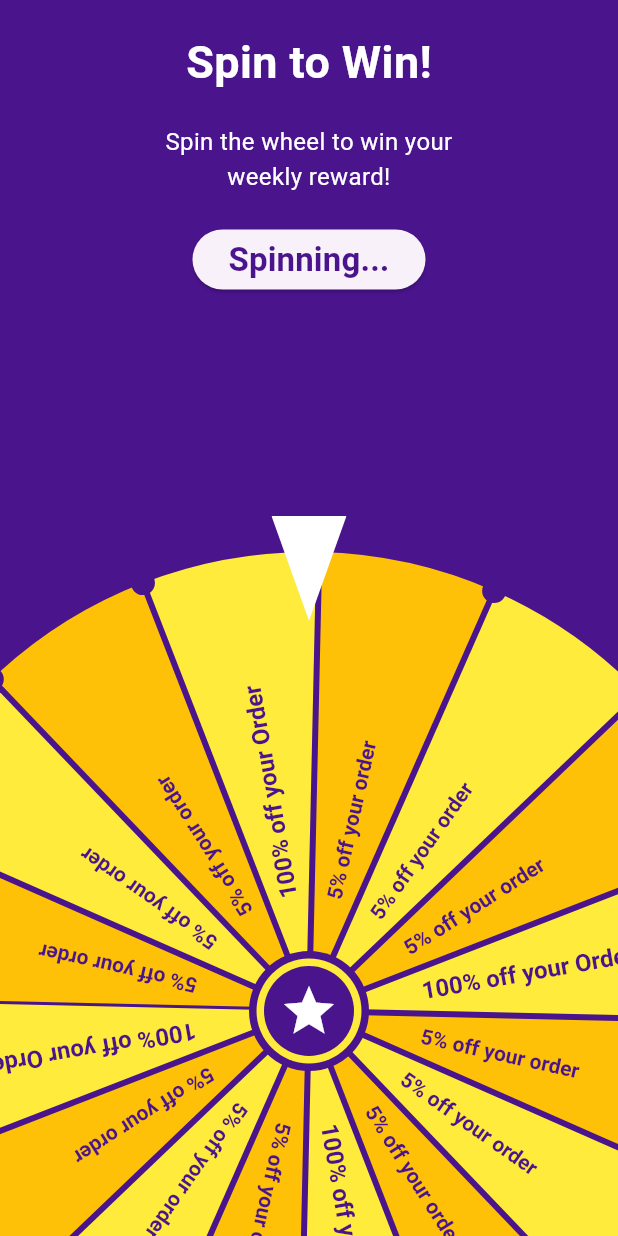
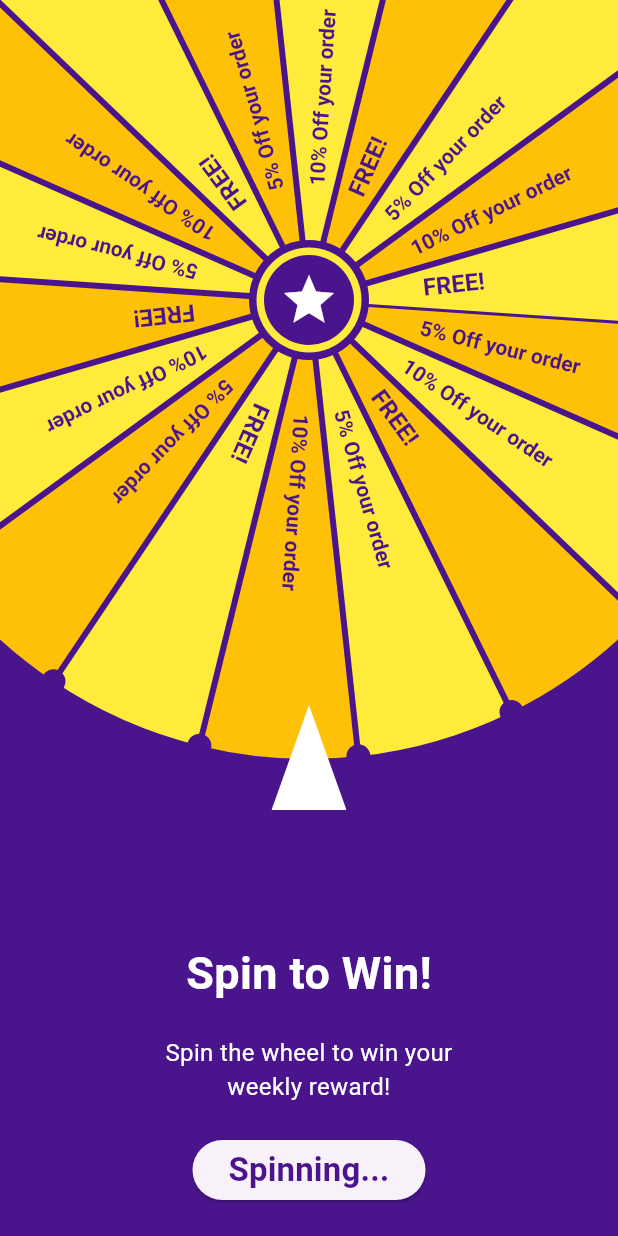
Before and after one commit to dharmikDDS/spin_wheel, a Flutter app: the screen it shows after launch, after a tap on "SPIN!", on a phone screen of 412 x 824 dp. Run offline on Flutter 3.47's test engine with Material 3 defaults, Android fonts, the phone set to English and light mode, and no system bars.

Commit message:
move the wheel to top

```diff
--- a/lib/prize_item_model.dart
+++ b/lib/prize_item_model.dart
@@ -27,3 +27,114 @@ extension PrizeItemToPaint on PrizeItem {
 
   Color get bgColor => (index + 1) % 2 == 0 ? secondaryColor : yellowStatColor;
 }
+
+final dummyPrizes = [
+  PrizeItem(
+    index: 0,
+    label: '5% Off your order',
+    probability: 1,
+    type: PrizeItemType.guaranteed,
+  ),
+  PrizeItem(
+    index: 1,
+    label: '10% Off your order',
+    probability: .75,
+    type: PrizeItemType.guaranteed,
+  ),
+  PrizeItem(
+    index: 2,
+    label: 'FREE!',
+    probability: 0,
+    type: PrizeItemType.special,
+  ),
+  PrizeItem(
+    index: 3,
+    label: '5% Off your order',
+    probability: 1,
+    type: PrizeItemType.guaranteed,
+  ),
+  PrizeItem(
+    index: 4,
+    label: '10% Off your order',
+    probability: .75,
+    type: PrizeItemType.guaranteed,
+  ),
+  PrizeItem(
+    index: 5,
+    label: 'FREE!',
+    probability: 0,
+    type: PrizeItemType.special,
+  ),
+  PrizeItem(
+    index: 6,
+    label: '5% Off your order',
+    probability: 1,
+    type: PrizeItemType.guaranteed,
+  ),
+  PrizeItem(
+    index: 7,
+    label: '10% Off your order',
+    probability: .75,
+    type: PrizeItemType.guaranteed,
+  ),
+  PrizeItem(
+    index: 8,
+    label: 'FREE!',
+    probability: 0,
+    type: PrizeItemType.special,
+  ),
+  PrizeItem(
+    index: 9,
+    label: '5% Off your order',
+    probability: 1,
+    type: PrizeItemType.guaranteed,
+  ),
+  PrizeItem(
+    index: 10,
+    label: '10% Off your order',
+    probability: .75,
+    type: PrizeItemType.guaranteed,
+  ),
+  PrizeItem(
+    index: 11,
+    label: 'FREE!',
+    probability: 0,
+    type: PrizeItemType.special,
+  ),
+  PrizeItem(
+    index: 12,
+    label: '5% Off your order',
+    probability: 1,
+    type: PrizeItemType.guaranteed,
+  ),
+  PrizeItem(
+    index: 13,
+    label: '10% Off your order',
+    probability: .75,
+    type: PrizeItemType.guaranteed,
+  ),
+  PrizeItem(
+    index: 14,
+    label: 'FREE!',
+    probability: 0,
+    type: PrizeItemType.special,
+  ),
+  PrizeItem(
+    index: 15,
+    label: '5% Off your order',
+    probability: 1,
+    type: PrizeItemType.guaranteed,
+  ),
+  PrizeItem(
+    index: 16,
+    label: '10% Off your order',
+    probability: .75,
+    type: PrizeItemType.guaranteed,
+  ),
+  PrizeItem(
+    index: 17,
+    label: 'FREE!',
+    probability: 0,
+    type: PrizeItemType.special,
+  )
+];
--- a/lib/spin_wheel_controller.dart
+++ b/lib/spin_wheel_controller.dart
@@ -1,4 +1,5 @@
 import 'dart:math';
+import 'dart:developer' as d;
 
 import 'package:flutter/material.dart';
 import 'package:spin_wheel/prize_item_model.dart';
@@ -32,22 +33,8 @@ class SpinWheelController extends ChangeNotifier {
     notifyListeners();
   }
 
-  void initPrizes({
-    required String guaranteedPrize,
-    required String specialPrize,
-  }) {
-    _prizes = List.generate(
-      16,
-      (i) {
-        final bool isSpecial = (i + 1) % 4 == 0;
-        return PrizeItem(
-          index: i,
-          label: isSpecial ? specialPrize : guaranteedPrize,
-          probability: isSpecial ? 0 : .75,
-          type: isSpecial ? PrizeItemType.special : PrizeItemType.guaranteed,
-        );
-      },
-    );
+  void initPrizes(List<PrizeItem> prizes) {
+    _prizes = prizes;
     notifyListeners();
   }
 
@@ -70,6 +57,7 @@ class SpinWheelController extends ChangeNotifier {
       }
     }
 
+    d.log("selected prize index => ${selectedPrize.index}");
     final segmentAngle = 2 * pi / prizes.length;
     final spinCount = 3 + _random.nextInt(3);
     final targetAngle = (2 * pi) - (segmentAngle * (selectedPrize.index + 1));
--- a/lib/spin_wheel_screen.dart
+++ b/lib/spin_wheel_screen.dart
@@ -30,12 +30,7 @@ class _SpinWheelScreenState extends State<SpinWheelScreen>
 
     // Initialize Prizes
     WidgetsBinding.instance.addPostFrameCallback(
-      (_) {
-        context.read<SpinWheelController>().initPrizes(
-              guaranteedPrize: '5% off your order',
-              specialPrize: '100% off your Order',
-            );
-      },
+      (_) => context.read<SpinWheelController>().initPrizes(dummyPrizes),
     );
   }
 
@@ -77,6 +72,7 @@ class _SpinWheelScreenState extends State<SpinWheelScreen>
         builder: (context, controller, _) {
           return SafeArea(
             child: Stack(
+              alignment: Alignment.bottomCenter,
               children: [
                 _buildHeadingView(controller),
 
@@ -84,13 +80,13 @@ class _SpinWheelScreenState extends State<SpinWheelScreen>
                 Positioned(
                   right: -100,
                   left: -100,
-                  bottom: -200,
+                  top: -200,
                   child: Stack(
                     alignment: Alignment.center,
                     children: [
                       // Main wheel
                       SizedBox.square(
-                        dimension: 700,
+                        dimension: 800,
                         child: Transform.rotate(
                           angle: _animation.value * controller.angleToSpin,
                           child: CustomPaint(
@@ -120,9 +116,9 @@ class _SpinWheelScreenState extends State<SpinWheelScreen>
 
                       // Pointer
                       Positioned(
-                        top: 20,
+                        bottom: 60,
                         child: ClipPath(
-                          clipper: TriangleClipper(isRotated: true),
+                          clipper: TriangleClipper(),
                           child: Material(
                             color: transparentColor,
                             elevation: 50,
@@ -149,9 +145,9 @@ class _SpinWheelScreenState extends State<SpinWheelScreen>
     return SizedBox(
       width: double.infinity,
       child: Column(
+        mainAxisAlignment: MainAxisAlignment.end,
         spacing: 20,
         children: [
-          const SizedBox.shrink(),
           Text(
             "Spin to Win!",
             style: TextStyle(
@@ -180,6 +176,7 @@ class _SpinWheelScreenState extends State<SpinWheelScreen>
               ),
             ),
           ),
+          const SizedBox.shrink(),
         ],
       ),
     );
--- a/lib/wheel_painter.dart
+++ b/lib/wheel_painter.dart
@@ -20,7 +20,7 @@ class WheelPainter extends CustomPainter {
 
     canvas.save();
     canvas.translate(centerX, centerY);
-    canvas.rotate(-pi / 2);
+    canvas.rotate(pi / 2);
     canvas.translate(-centerX, -centerY);
 
     // Draw each segment
```
